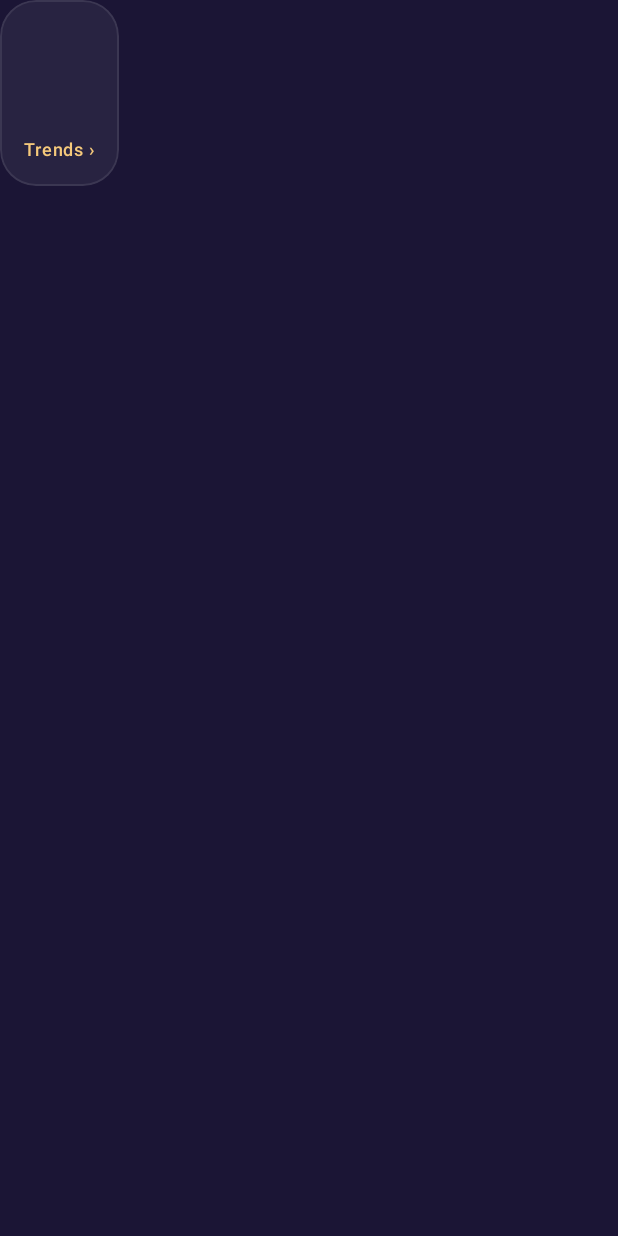
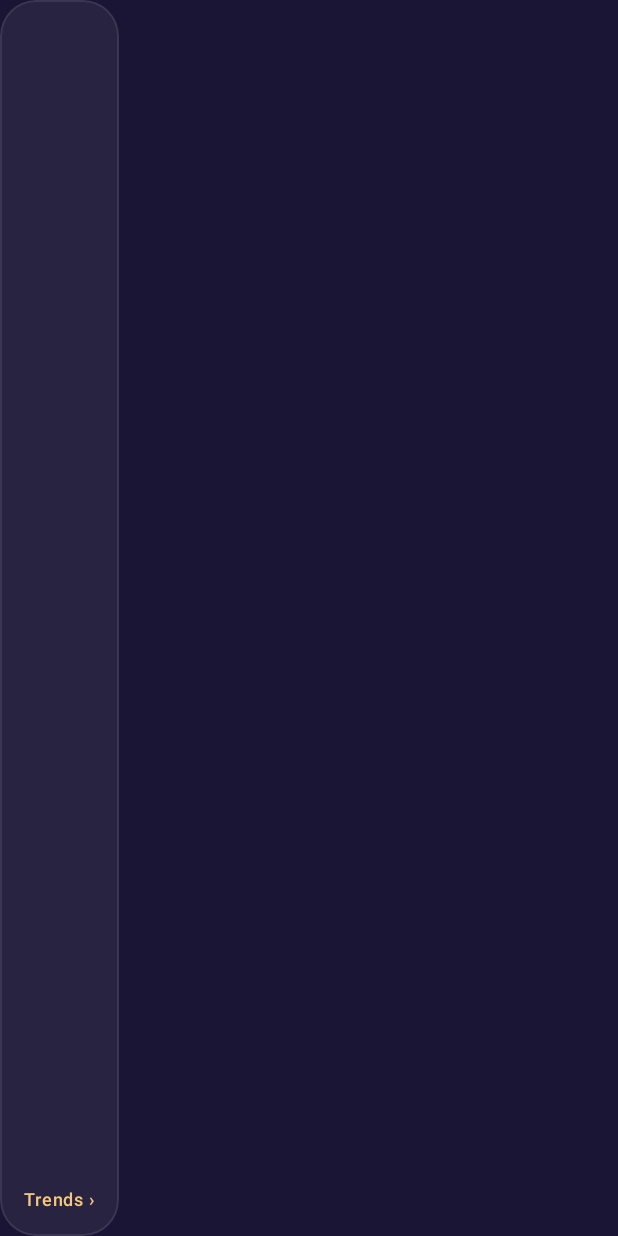
Before and after one commit to rajan199620-cpu/expert-octo-train, an Android app built with Jetpack Compose: the composable HighlightTile called with empty values, on a phone screen of 412 x 824 dp. Run offline under Robolectric (Android 15) with nearby library versions, the phone set to English and light mode, and no system bars; pictures from the network do not load.

Commit message:
Polish: keep "rest day used" on one line; equal-height highlight tiles
Co-Authored-By: Claude Opus 5.5 <noreply@anthropic.com>
Claude-Session: https://claude.ai/code/session_0153wZ3NxTT4fVQD8pbABj3u

```diff
--- a/meditation-timer/app/src/main/java/com/rajan/meditationtimer/HistoryScreen.kt
+++ b/meditation-timer/app/src/main/java/com/rajan/meditationtimer/HistoryScreen.kt
@@ -10,6 +10,8 @@ import androidx.compose.foundation.clickable
 import androidx.compose.foundation.layout.Arrangement
 import androidx.compose.foundation.layout.Box
 import androidx.compose.foundation.layout.Column
+import androidx.compose.foundation.layout.fillMaxHeight
+import androidx.compose.foundation.layout.IntrinsicSize
 import androidx.compose.foundation.layout.Row
 import androidx.compose.foundation.layout.Spacer
 import androidx.compose.foundation.layout.height
@@ -184,7 +186,8 @@ fun HistoryTab() {
 /** Two headline numbers from Trends; tapping opens the full charts. */
 @Composable
 private fun Highlights(checkIns: CheckInSummary?, noticing: List<NoticingPoint>, onOpen: () -> Unit) {
-    Row(Modifier.fillMaxWidth(), horizontalArrangement = Arrangement.spacedBy(12.dp)) {
+    // Equal heights, whichever label wraps.
+    Row(Modifier.fillMaxWidth().height(IntrinsicSize.Min), horizontalArrangement = Arrangement.spacedBy(12.dp)) {
         checkIns?.let {
             val shift = it.averageShift
             HighlightTile(
@@ -203,9 +206,9 @@ private fun Highlights(checkIns: CheckInSummary?, noticing: List<NoticingPoint>,
 
 @Composable
 private fun HighlightTile(value: String, label: String, modifier: Modifier, onOpen: () -> Unit) {
-    GlassCard(modifier.clickable(onClick = onOpen), padding = 16.dp) {
+    GlassCard(modifier.fillMaxHeight().clickable(onClick = onOpen), padding = 16.dp) {
         Text(value, style = MaterialTheme.typography.headlineMedium, color = MaterialTheme.colorScheme.primary)
-        Text(label, style = MaterialTheme.typography.bodySmall, color = MaterialTheme.colorScheme.onSurfaceVariant)
+        Text(label, Modifier.weight(1f), style = MaterialTheme.typography.bodySmall, color = MaterialTheme.colorScheme.onSurfaceVariant)
         Text("Trends ›", style = MaterialTheme.typography.labelMedium, color = MaterialTheme.colorScheme.primary)
     }
 }
@@ -271,7 +274,7 @@ private fun WeekCard(week: List<Pair<LocalDate, Boolean?>>, summary: HistorySumm
             add("${formatDuration(summary.last7DaysSec)} in the last 7 days")
             if (summary.currentStreak >= 2) add("✦\u00A0${streakLabel(summary.currentStreak)}")
             // A forgiving streak says when it forgave, so the rule is never a surprise.
-            if (summary.currentStreak >= 2 && streak.restThisWeek) add("rest day used this week")
+            if (summary.currentStreak >= 2 && streak.restThisWeek) add("rest\u00A0day\u00A0used")
         }
         Text(parts.joinToString("  ·  "), style = MaterialTheme.typography.bodyMedium, color = MaterialTheme.colorScheme.onSurfaceVariant)
         Text(
```
